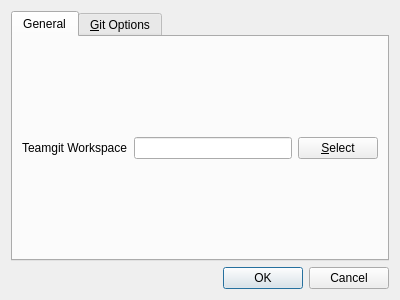
Above: ui/settings.ui from bainonline/teamgit before the change. Below: the same form after it.
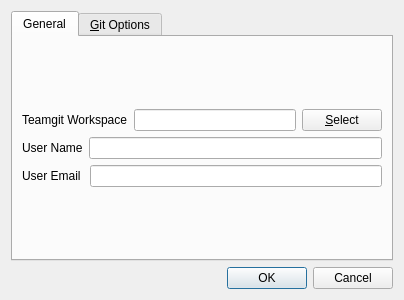
That is the form after the change.

```diff
--- a/ui/settings.ui
+++ b/ui/settings.ui
@@ -57,6 +57,34 @@
          </item>
         </layout>
        </item>
+       <item>
+        <layout class="QHBoxLayout" >
+         <item>
+          <widget class="QLabel" name="label_4" >
+           <property name="text" >
+            <string>User Name</string>
+           </property>
+          </widget>
+         </item>
+         <item>
+          <widget class="QLineEdit" name="userName" />
+         </item>
+        </layout>
+       </item>
+       <item>
+        <layout class="QHBoxLayout" >
+         <item>
+          <widget class="QLabel" name="label_3" >
+           <property name="text" >
+            <string>User Email </string>
+           </property>
+          </widget>
+         </item>
+         <item>
+          <widget class="QLineEdit" name="userEmail" />
+         </item>
+        </layout>
+       </item>
        <item>
         <spacer>
          <property name="orientation" >
@@ -64,8 +92,8 @@
          </property>
          <property name="sizeHint" >
           <size>
-           <width>20</width>
-           <height>40</height>
+           <width>360</width>
+           <height>41</height>
           </size>
          </property>
         </spacer>
```
